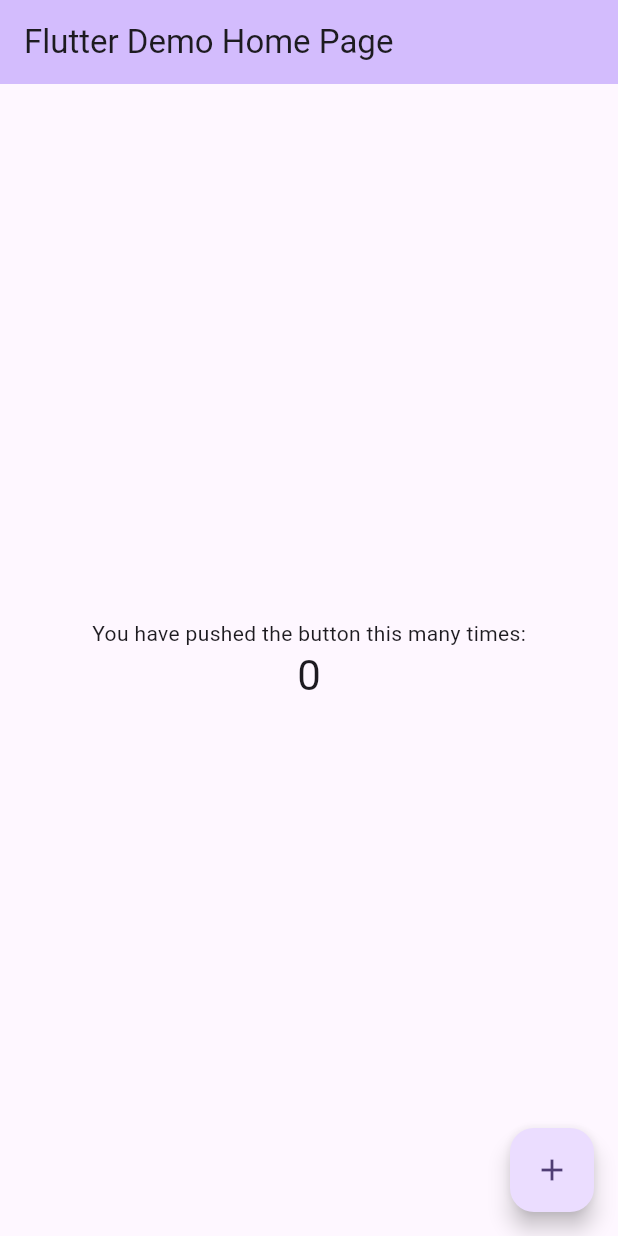
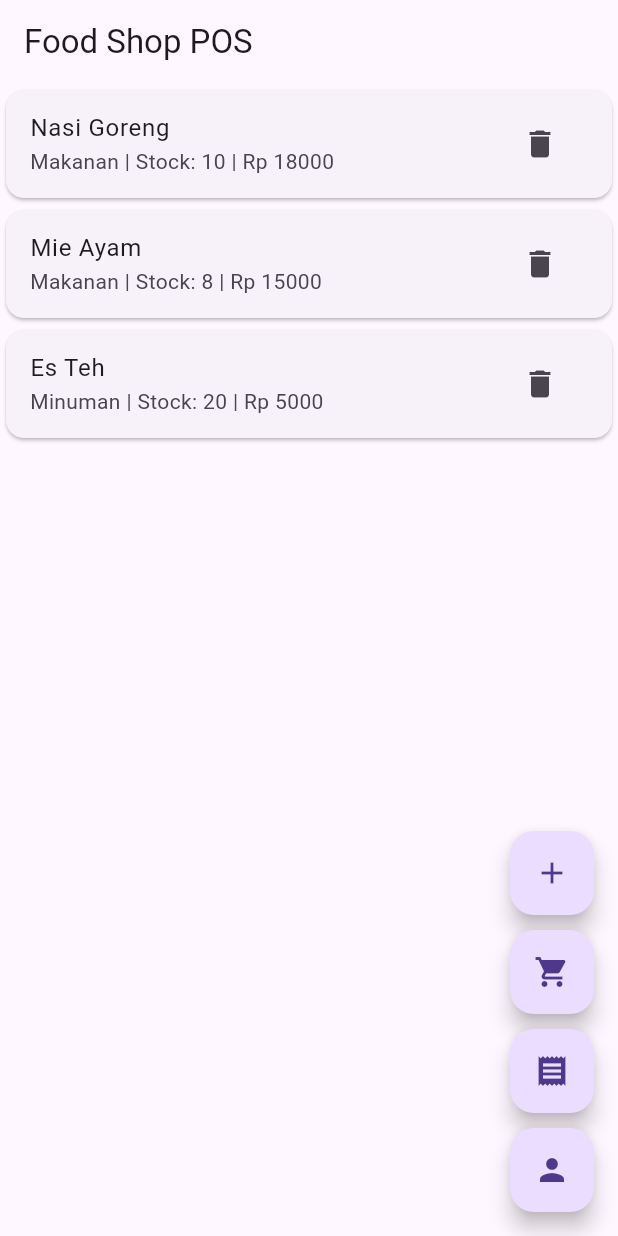
Before and after one commit to christnayosua/DapurChristna, a Flutter app: the screen it shows after launch, on a phone screen of 412 x 824 dp. Run offline on Flutter 3.47's test engine with Material 3 defaults, Android fonts, the phone set to English and light mode, and no system bars.

Commit message:
Add lib source

```diff
--- a/lib/main.dart
+++ b/lib/main.dart
@@ -1,4 +1,8 @@
 import 'package:flutter/material.dart';
+import 'package:provider/provider.dart';
+import 'providers/product_provider.dart';
+import 'providers/transaction_provider.dart';
+import 'screens/home_screen.dart';
 
 void main() {
   runApp(const MyApp());
@@ -7,115 +11,20 @@ void main() {
 class MyApp extends StatelessWidget {
   const MyApp({super.key});
 
-  // This widget is the root of your application.
   @override
   Widget build(BuildContext context) {
-    return MaterialApp(
-      title: 'Flutter Demo',
-      theme: ThemeData(
-        // This is the theme of your application.
-        //
-        // TRY THIS: Try running your application with "flutter run". You'll see
-        // the application has a purple toolbar. Then, without quitting the app,
-        // try changing the seedColor in the colorScheme below to Colors.green
-        // and then invoke "hot reload" (save your changes or press the "hot
-        // reload" button in a Flutter-supported IDE, or press "r" if you used
-        // the command line to start the app).
-        //
-        // Notice that the counter didn't reset back to zero; the application
-        // state is not lost during the reload. To reset the state, use hot
-        // restart instead.
-        //
-        // This works for code too, not just values: Most code changes can be
-        // tested with just a hot reload.
-        colorScheme: .fromSeed(seedColor: Colors.deepPurple),
-      ),
-      home: const MyHomePage(title: 'Flutter Demo Home Page'),
-    );
-  }
-}
-
-class MyHomePage extends StatefulWidget {
-  const MyHomePage({super.key, required this.title});
-
-  // This widget is the home page of your application. It is stateful, meaning
-  // that it has a State object (defined below) that contains fields that affect
-  // how it looks.
-
-  // This class is the configuration for the state. It holds the values (in this
-  // case the title) provided by the parent (in this case the App widget) and
-  // used by the build method of the State. Fields in a Widget subclass are
-  // always marked "final".
-
-  final String title;
-
-  @override
-  State<MyHomePage> createState() => _MyHomePageState();
-}
-
-class _MyHomePageState extends State<MyHomePage> {
-  int _counter = 0;
-
-  void _incrementCounter() {
-    setState(() {
-      // This call to setState tells the Flutter framework that something has
-      // changed in this State, which causes it to rerun the build method below
-      // so that the display can reflect the updated values. If we changed
-      // _counter without calling setState(), then the build method would not be
-      // called again, and so nothing would appear to happen.
-      _counter++;
-    });
-  }
-
-  @override
-  Widget build(BuildContext context) {
-    // This method is rerun every time setState is called, for instance as done
-    // by the _incrementCounter method above.
-    //
-    // The Flutter framework has been optimized to make rerunning build methods
-    // fast, so that you can just rebuild anything that needs updating rather
-    // than having to individually change instances of widgets.
-    return Scaffold(
-      appBar: AppBar(
-        // TRY THIS: Try changing the color here to a specific color (to
-        // Colors.amber, perhaps?) and trigger a hot reload to see the AppBar
-        // change color while the other colors stay the same.
-        backgroundColor: Theme.of(context).colorScheme.inversePrimary,
-        // Here we take the value from the MyHomePage object that was created by
-        // the App.build method, and use it to set our appbar title.
-        title: Text(widget.title),
-      ),
-      body: Center(
-        // Center is a layout widget. It takes a single child and positions it
-        // in the middle of the parent.
-        child: Column(
-          // Column is also a layout widget. It takes a list of children and
-          // arranges them vertically. By default, it sizes itself to fit its
-          // children horizontally, and tries to be as tall as its parent.
-          //
-          // Column has various properties to control how it sizes itself and
-          // how it positions its children. Here we use mainAxisAlignment to
-          // center the children vertically; the main axis here is the vertical
-          // axis because Columns are vertical (the cross axis would be
-          // horizontal).
-          //
-          // TRY THIS: Invoke "debug painting" (choose the "Toggle Debug Paint"
-          // action in the IDE, or press "p" in the console), to see the
-          // wireframe for each widget.
-          mainAxisAlignment: .center,
-          children: [
-            const Text('You have pushed the button this many times:'),
-            Text(
-              '$_counter',
-              style: Theme.of(context).textTheme.headlineMedium,
-            ),
-          ],
+    return MultiProvider(
+      providers: [
+        ChangeNotifierProvider(create: (_) => ProductProvider()),
+        ChangeNotifierProvider(create: (_) => TransactionProvider()),
+      ],
+      child: MaterialApp(
+        debugShowCheckedModeBanner: false,
+        theme: ThemeData(
+          primarySwatch: Colors.orange,
+          useMaterial3: true,
         ),
-      ),
-      floatingActionButton: FloatingActionButton(
-        onPressed: _incrementCounter,
-        tooltip: 'Increment',
-        child: const Icon(Icons.add),
+        home: HomeScreen(),
       ),
     );
   }
--- a/lib/models/product.dart
+++ b/lib/models/product.dart
@@ -0,0 +1,13 @@
+class Product {
+  String name;
+  String category;
+  int stock;
+  double price;
+
+  Product({
+    required this.name,
+    required this.category,
+    required this.stock,
+    required this.price,
+  });
+}
--- a/lib/models/transaction.dart
+++ b/lib/models/transaction.dart
@@ -0,0 +1,11 @@
+class TransactionModel {
+  String itemName;
+  double total;
+  DateTime date;
+
+  TransactionModel({
+    required this.itemName,
+    required this.total,
+    required this.date,
+  });
+}
--- a/lib/providers/product_provider.dart
+++ b/lib/providers/product_provider.dart
@@ -0,0 +1,30 @@
+import 'package:flutter/material.dart';
+import '../models/product.dart';
+
+class ProductProvider with ChangeNotifier {
+
+  final List<Product> _products = [
+    Product(name: "Nasi Goreng", category: "Makanan", stock: 10, price: 18000),
+    Product(name: "Mie Ayam", category: "Makanan", stock: 8, price: 15000),
+    Product(name: "Es Teh", category: "Minuman", stock: 20, price: 5000),
+  ];
+
+  List<Product> get products => _products;
+
+  void addProduct(Product product) {
+    _products.add(product);
+    notifyListeners();
+  }
+
+  void deleteProduct(int index) {
+    _products.removeAt(index);
+    notifyListeners();
+  }
+
+  void reduceStock(int index) {
+    if (_products[index].stock > 0) {
+      _products[index].stock--;
+      notifyListeners();
+    }
+  }
+}
--- a/lib/providers/transaction_provider.dart
+++ b/lib/providers/transaction_provider.dart
@@ -0,0 +1,14 @@
+import 'package:flutter/material.dart';
+import '../models/transaction.dart';
+
+class TransactionProvider with ChangeNotifier {
+
+  final List<TransactionModel> _transactions = [];
+
+  List<TransactionModel> get transactions => _transactions;
+
+  void addTransaction(TransactionModel trx) {
+    _transactions.add(trx);
+    notifyListeners();
+  }
+}
--- a/lib/screens/home_screen.dart
+++ b/lib/screens/home_screen.dart
@@ -0,0 +1,81 @@
+import 'package:flutter/material.dart';
+import 'package:provider/provider.dart';
+import '../providers/product_provider.dart';
+import 'add_product_screen.dart';
+import 'checkout_screen.dart';
+import 'history_screen.dart';
+import 'about_me_screen.dart';
+
+class HomeScreen extends StatelessWidget {
+
+  @override
+  Widget build(BuildContext context) {
+
+    final provider = Provider.of<ProductProvider>(context);
+
+    return Scaffold(
+      appBar: AppBar(title: Text("Food Shop POS")),
+
+      body: ListView.builder(
+        itemCount: provider.products.length,
+        itemBuilder: (_, i) {
+          final p = provider.products[i];
+
+          return Card(
+            child: ListTile(
+              title: Text(p.name),
+              subtitle: Text(
+                "${p.category} | Stock: ${p.stock} | Rp ${p.price.toInt()}",
+              ),
+              trailing: IconButton(
+                icon: Icon(Icons.delete),
+                onPressed: () => provider.deleteProduct(i),
+              ),
+            ),
+          );
+        },
+      ),
+
+      floatingActionButton: Column(
+        mainAxisAlignment: MainAxisAlignment.end,
+        children: [
+          FloatingActionButton(
+            heroTag: "add",
+            child: Icon(Icons.add),
+            onPressed: () => Navigator.push(
+              context,
+              MaterialPageRoute(builder: (_) => AddProductScreen()),
+            ),
+          ),
+          SizedBox(height: 10),
+          FloatingActionButton(
+            heroTag: "checkout",
+            child: Icon(Icons.shopping_cart),
+            onPressed: () => Navigator.push(
+              context,
+              MaterialPageRoute(builder: (_) => CheckoutScreen()),
+            ),
+          ),
+          SizedBox(height: 10),
+          FloatingActionButton(
+            heroTag: "history",
+            child: Icon(Icons.receipt),
+            onPressed: () => Navigator.push(
+              context,
+              MaterialPageRoute(builder: (_) => HistoryScreen()),
+            ),
+          ),
+          SizedBox(height: 10),
+          FloatingActionButton(
+            heroTag: "about",
+            child: Icon(Icons.person),
+            onPressed: () => Navigator.push(
+              context,
+              MaterialPageRoute(builder: (_) => AboutMeScreen()),
+            ),
+          ),
+        ],
+      ),
+    );
+  }
+}
--- a/pubspec.yaml
+++ b/pubspec.yaml
@@ -34,6 +34,8 @@ dependencies:
   # The following adds the Cupertino Icons font to your application.
   # Use with the CupertinoIcons class for iOS style icons.
   cupertino_icons: ^1.0.8
+  provider: ^6.0.5
+  intl: ^0.18.1
 
 dev_dependencies:
   flutter_test:
```
Also changed, not shown: lib/screens/about_me_screen.dart (+23 -0 lines), lib/screens/add_product_screen.dart (+43 -0 lines), lib/screens/checkout_screen.dart (+47 -0 lines), lib/screens/history_screen.dart (+30 -0 lines), pubspec.lock.
